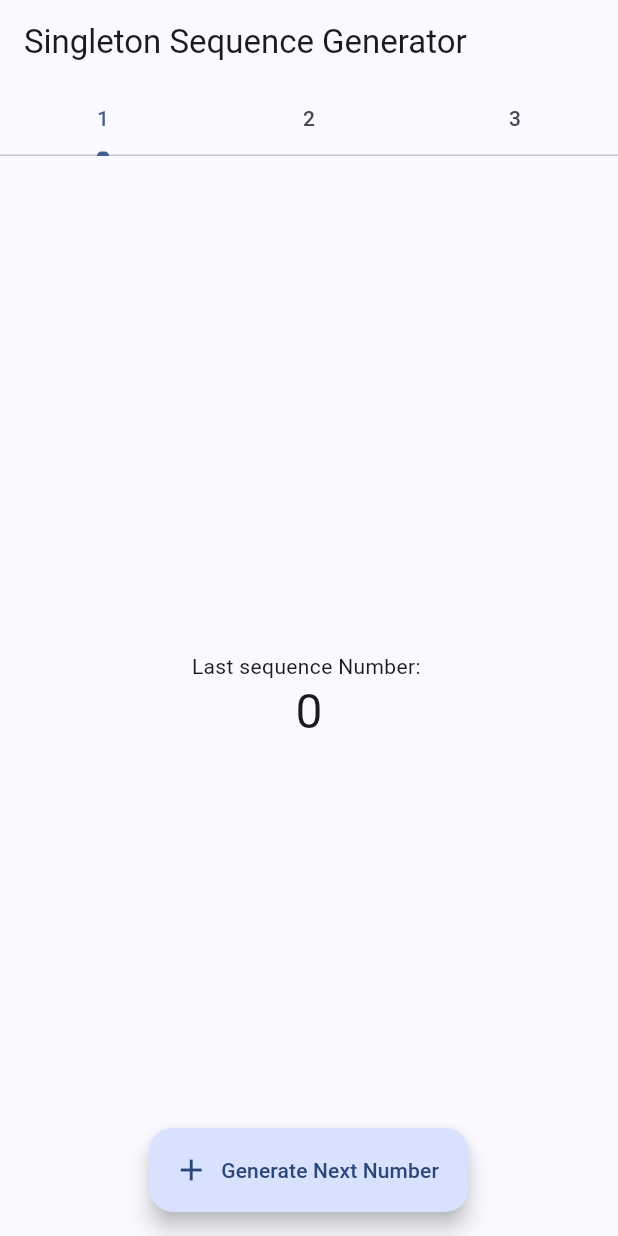
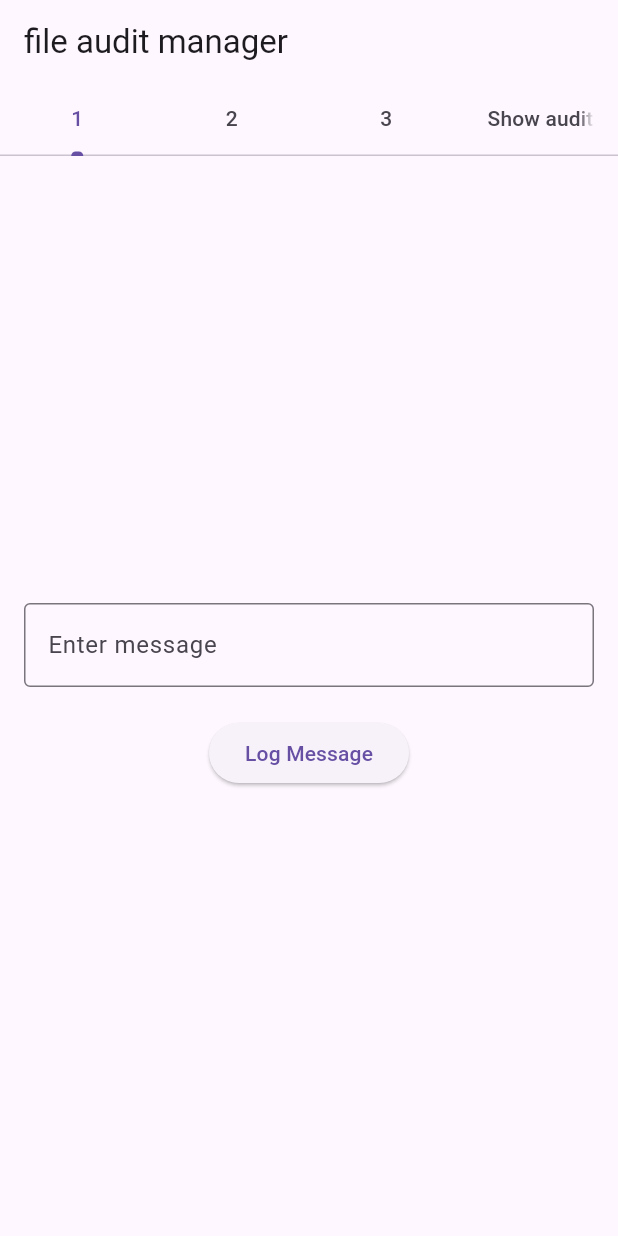
Before and after one commit to Romina-dll/Singleton-Design-Pattern, a Flutter app: the screen it shows after launch, on a phone screen of 412 x 824 dp. Run offline on Flutter 3.47's test engine with Material 3 defaults, Android fonts, the phone set to English and light mode, and no system bars.

Commit message:
implement a common file with singleton
Create a Singleton implementation which will write to a common file.
a. Imagine that you wanted to audit all the actions in your application.
b. It would make sense to log that into a file with a guarantee that all
callers will write to the same file.(For each call to the FileAuditManager your code will generate a
timestamp and will write the message entry into the file with a
newline character at the end of each message.)

```diff
--- /dev/null
+++ b/lib/file_manager.dart
@@ -0,0 +1,61 @@
+//The fileAuditManager class is a singleton that provides
+//methods for reading from and writing to a specific file.
+import 'dart:io';
+
+import 'package:intl/intl.dart';
+import 'package:path_provider/path_provider.dart';
+
+class FileAuditManager {
+  //a private constant constructor
+  //it's crucial in implementing a singleton (an object that you only instantiate once)
+  static final FileAuditManager _singleton = FileAuditManager._internal();
+
+  //another private constructor
+  //this one is named and is used by the singleton instance
+  FileAuditManager._internal();
+
+  //a factory constructor
+  //when you invoke the constructor, it returns the singleton instance
+  factory FileAuditManager(){
+    return _singleton;
+  }
+
+  //a getter for the local file
+  //it's an asynchronous method that gets the application directory
+  //and appends the file name to the path
+  Future<File> get _localFile async {
+    final directory = await getApplicationDocumentsDirectory();
+    final path = directory.path;
+    return File('$path/audit.txt');
+  }
+
+  //the logMessage method writes a string message to the file
+  //It's an asynchronous method that appends a timestamped message
+  //to the file every time it's called
+  Future<File> logeMessage(String msg) async {
+    final file = await _localFile;
+    String timeStamp = DateFormat('yyyy-MM-dd HH:mm:ss').format(DateTime.now());
+    String finalMsg = '[$timeStamp] : $msg\n';
+    return file.writeAsString(finalMsg,mode: FileMode.append);
+  }
+
+  //the readContent method reads the file and returns its content as a string
+  // if an error occurs (e.g, if the file doesn't exist), it catches the error
+  //and returns an empty string
+  Future<String> readContent() async {
+    try{
+      final file = await _localFile;
+      String content = await file.readAsString();
+      return content;
+    }catch(e){
+      return '';
+    }
+  }
+
+  //the getFilePath method returns the path of the file as a string
+  Future<String> getFilePath() async {
+    final file = await _localFile;
+    return file.path;
+  }
+
+}
--- a/lib/main.dart
+++ b/lib/main.dart
@@ -1,7 +1,8 @@
 import 'package:flutter/material.dart';
-import 'package:singleton/sequence_generator.dart';
+import 'package:singleton/pages/log_message_page.dart';
+import 'package:singleton/pages/show_audit_page.dart';
 
-import 'base_logger.dart';
+
 
 void main() {
   runApp(const MyApp());
@@ -16,27 +17,29 @@ class MyApp extends StatelessWidget {
     return MaterialApp(
       title: 'Flutter Demo',
       theme: ThemeData(
-        colorScheme: ColorScheme.fromSeed(seedColor: Colors.blueAccent),
+        primarySwatch: Colors.blue,
         useMaterial3: true,
       ),
       home: DefaultTabController(
-        length: 3,
+        length: 4,
         child: Scaffold(
           appBar: AppBar(
-            bottom: const TabBar(
+            bottom: TabBar(
               tabs: [
-                Tab(text: "1",),
-                Tab(text: "2",),
-                Tab(text: "3",)
+                Tab(text: "1"),
+                Tab(text: "2"),
+                Tab(text: "3"),
+                Tab(text: "Show audit file"),
               ],
             ),
-            title : const Text("Singleton Sequence Generator"),
+            title: Text('file audit manager'),
           ),
-          body: const TabBarView(
+          body: TabBarView(
             children: [
-              SequencePage(),
-              SequencePage(),
-              SequencePage()
+              LogMessagePage(),
+              LogMessagePage(),
+              LogMessagePage(),
+              ShowAuditFilePage()
             ],
           ),
         ),
@@ -45,42 +48,11 @@ class MyApp extends StatelessWidget {
   }
 }
 
-class SequencePage extends StatefulWidget {
-  const SequencePage({Key? key}) : super(key: key);
-
-  @override
-  State<StatefulWidget> createState() {
-    // TODO: implement createState
-    return _SequencePage();
-  }
-}
-
-class _SequencePage extends State<SequencePage>{
-  void _incrementCounter(){
-    setState(() {
-      SequenceGenerator().getNextNumber();
-    });
-  }
-
-  @override
-  Widget build(BuildContext context) {
-    // TODO: implement build
-    return Scaffold(
-      body: Center(
-        child: Column(
-          mainAxisAlignment: MainAxisAlignment.center,
-          children: [
-            const Text('Last sequence Number: '),
-            Text('${SequenceGenerator().getCurrentNumber()}',style: Theme.of(context).textTheme.headlineLarge,),
-          ],
-        ),
-      ),
-      floatingActionButton: FloatingActionButton.extended(
-          onPressed: _incrementCounter,
-          label: const Text('Generate Next Number'),
-          icon: const Icon(Icons.add),
-      ),
-      floatingActionButtonLocation: FloatingActionButtonLocation.centerFloat,
-    );
-  }
-}
+/*
+Create a Singleton implementation which will write to a common file.
+a. Imagine that you wanted to audit all the actions in your application.
+b. It would make sense to log that into a file with a guarantee that all
+callers will write to the same file.(For each call to the FileAuditManager your code will generate a
+timestamp and will write the message entry into the file with a
+newline character at the end of each message.)
+ */
--- /dev/null
+++ b/lib/pages/log_message_page.dart
@@ -0,0 +1,54 @@
+import 'package:flutter/cupertino.dart';
+import 'package:flutter/material.dart';
+
+import '../file_manager.dart';
+
+//the logMessagePage is a stateful widget that allows the user to log messages.
+class LogMessagePage extends StatefulWidget{
+  const LogMessagePage({Key? key}) : super(key: key);
+
+  @override
+  State<LogMessagePage> createState() {
+    // TODO: implement createState
+    return _LogMessagePage();
+  }
+}
+
+class _LogMessagePage extends State<LogMessagePage>{
+  //A TextEditingController to control the text field that accepts the message
+  final TextEditingController _controller = TextEditingController();
+
+  //The _logMessage method logs a message to a file by calling the logMessage method of the FiledAuditManager
+  //After logging the message, it clears the text field
+  void _logMessage() async {
+    await FileAuditManager().logeMessage(_controller.text);
+    _controller.clear();
+  }
+
+  @override
+  Widget build(BuildContext context) {
+    // TODO: implement build
+    return Scaffold(
+      body: Padding(
+        padding: const EdgeInsets.all(16),
+        child: Column(
+          mainAxisAlignment: MainAxisAlignment.center,
+          children: [
+            TextField(
+              controller: _controller,
+              decoration: InputDecoration(
+                border: OutlineInputBorder(),
+                labelText: 'Enter message'
+              ),
+            ),
+            SizedBox(height: 20,),
+            ElevatedButton(
+                onPressed: _logMessage,
+                child: Text('Log Message')
+            )
+          ],
+        ),
+      ),
+    );
+  }
+}
--- a/lib/sequence_generator.dart
+++ /dev/null
@@ -1,25 +0,0 @@
-abstract class Singleton {
-  Singleton._privateConstructor();
-}
-
-class SequenceGenerator extends Singleton {
-  //private constructor
-  SequenceGenerator._privateConstructor() : super._privateConstructor();
-
-  static final SequenceGenerator _instance = SequenceGenerator._privateConstructor();
-
-  factory SequenceGenerator() {
-    return _instance;
-  }
-
-  int _counter = 0;
-
-  int getNextNumber () {
-    _counter ++;
-    return _counter;
-  }
-
-  int getCurrentNumber (){
-    return _counter;
-  }
-}
--- a/pubspec.yaml
+++ b/pubspec.yaml
@@ -37,6 +37,7 @@ dependencies:
   cupertino_icons: ^1.0.2
   logging: ^1.2.0
   intl: ^0.19.0
+  path_provider: ^2.1.4
 
 dev_dependencies:
   flutter_test:
```
Also changed, not shown: lib/base_logger.dart (deleted, +0 -42 lines), lib/pages/show_audit_page.dart (added, +72 -0 lines), pubspec.lock.
